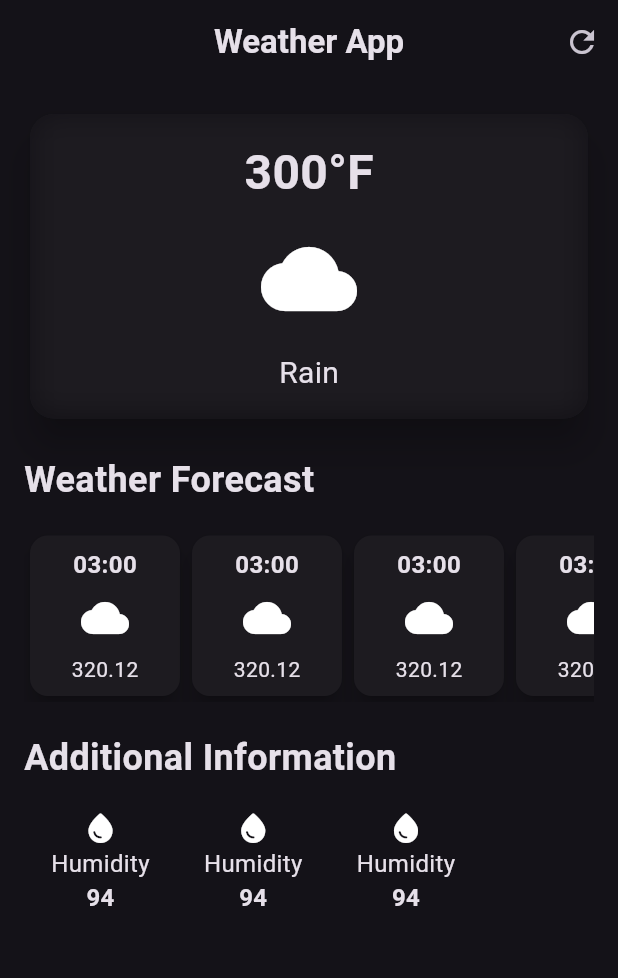
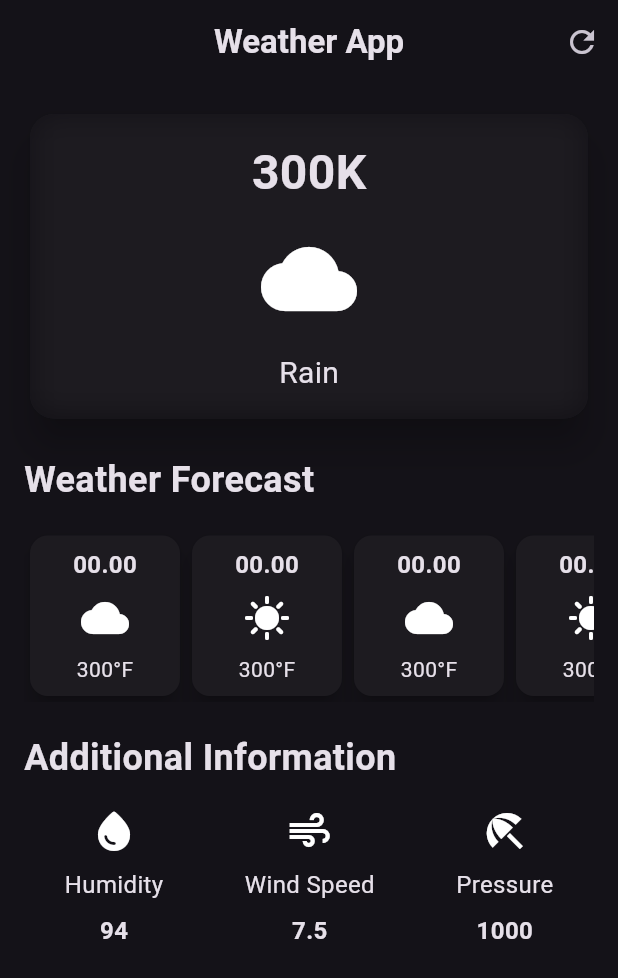
Before and after one commit to soumiguria/Weather_App, a Flutter app: the screen it shows after launch, on a phone screen of 412 x 824 dp. Shown: the top 978 px of the screen. Run offline on Flutter 3.47's test engine with Material 3 defaults, Android fonts, the phone set to English and light mode, and no system bars.

Commit message:
UI completed

```diff
--- /dev/null
+++ b/lib/additional_info_item.dart
@@ -0,0 +1,31 @@
+import 'package:flutter/material.dart';
+
+class AdditionalInfoItem extends StatelessWidget {
+  final IconData icon;
+  final String label;
+  final String value;
+  const AdditionalInfoItem({
+    super.key,
+    required this.icon,
+    required this.label,
+    required this.value,
+  });
+
+  @override
+  Widget build(BuildContext context) {
+    return Column(
+      children: [
+        Icon(icon, size: 32),
+        const SizedBox(height: 8),
+        Text(
+          label,
+          style: const TextStyle(
+            fontSize: 16,
+          ),
+        ),
+        const SizedBox(height: 8),
+        Text(value, style: const TextStyle(fontSize: 16, fontWeight: FontWeight.bold)),
+      ],
+    );
+  }
+}
--- /dev/null
+++ b/lib/hourly_forecast_item.dart
@@ -0,0 +1,43 @@
+import 'package:flutter/material.dart';
+
+class HourlyForecastItem extends StatelessWidget {
+  final String time;
+  final IconData icon;
+  final String temperature;
+  const HourlyForecastItem({super.key,
+    required this.time,
+    required this.icon,
+    required this.temperature,
+});
+
+  @override
+  Widget build(BuildContext context) {
+    return Card(
+      elevation: 6,
+      child: Container(
+        width: 100,
+        padding: const EdgeInsets.all(8.0),
+        decoration: BoxDecoration(
+          borderRadius: BorderRadius.circular(12),
+        ),
+        child: Column(
+          children: [
+            Text(
+              time,
+              style: const TextStyle(
+                fontSize: 16,
+                fontWeight: FontWeight.bold,
+              ),
+            ),
+            const SizedBox(height: 8),
+            Icon(icon, size: 32),
+            const SizedBox(height: 8),
+            Text(
+              temperature,
+            ),
+          ],
+        ),
+      ),
+    );
+  }
+}
--- a/lib/weather_screen.dart
+++ b/lib/weather_screen.dart
@@ -1,6 +1,8 @@
 import 'dart:ui';
 
 import 'package:flutter/material.dart';
+import 'package:weather_app/additional_info_item.dart';
+import 'package:weather_app/hourly_forecast_item.dart';
 
 class WeatherScreen extends StatelessWidget {
   const WeatherScreen({super.key});
@@ -41,7 +43,7 @@ class WeatherScreen extends StatelessWidget {
                       padding: EdgeInsets.all(16.0),
                       child: Column(children: [
                         Text(
-                          '300°F',
+                          '300K',
                           style: TextStyle(
                               fontSize: 32, fontWeight: FontWeight.bold),
                         ),
@@ -74,11 +76,31 @@ class WeatherScreen extends StatelessWidget {
               scrollDirection: Axis.horizontal,
               child: Row(
                 children: [
-                  HourlyForecastItem(),
-                  HourlyForecastItem(),
-                  HourlyForecastItem(),
-                  HourlyForecastItem(),
-                  HourlyForecastItem(),
+                  HourlyForecastItem(
+                    time: '00.00',
+                    icon: Icons.cloud,
+                    temperature: '300°F',
+                  ),
+                  HourlyForecastItem(
+                    time: '00.00',
+                    icon: Icons.sunny,
+                    temperature: '300°F',
+                  ),
+                  HourlyForecastItem(
+                    time: '00.00',
+                    icon: Icons.cloud,
+                    temperature: '300°F',
+                  ),
+                  HourlyForecastItem(
+                    time: '00.00',
+                    icon: Icons.sunny,
+                    temperature: '300°F',
+                  ),
+                  HourlyForecastItem(
+                    time: '00.00',
+                    icon: Icons.cloud,
+                    temperature: '300°F',
+                  ),
                 ],
               ),
             ),
@@ -90,72 +112,24 @@ class WeatherScreen extends StatelessWidget {
               'Additional Information',
               style: TextStyle(fontSize: 24, fontWeight: FontWeight.bold),
             ),
-            const Row(children: [
-              AdditionalInfo(),
-              AdditionalInfo(),
-              AdditionalInfo(),
-            ]),
+            const SizedBox(height: 16),
+            const Row(
+                mainAxisAlignment: MainAxisAlignment.spaceAround,
+                children: [
+                  AdditionalInfoItem(
+                      icon: Icons.water_drop_rounded,
+                      label: 'Humidity',
+                      value: '94'),
+                  AdditionalInfoItem(
+                      icon: Icons.air, label: 'Wind Speed', value: '7.5'),
+                  AdditionalInfoItem(
+                      icon: Icons.beach_access,
+                      label: 'Pressure',
+                      value: '1000'),
+                ]),
           ],
         ),
       ),
     );
   }
 }
-
-class AdditionalInfo extends StatelessWidget {
-  const AdditionalInfo({super.key});
-
-  @override
-  Widget build(BuildContext context) {
-    return const Padding(
-      padding: EdgeInsets.all(18.0),
-      child: Column(
-        children: [
-          Icon(Icons.water_drop_rounded),
-          Text(
-            'Humidity',
-            style: TextStyle(
-              fontSize: 16,
-            ),
-          ),
-          Text("94", style: TextStyle(fontSize: 16, fontWeight: FontWeight.bold)),
-        ],
-      ),
-    );
-  }
-}
-
-class HourlyForecastItem extends StatelessWidget {
-  const HourlyForecastItem({super.key});
-
-  @override
-  Widget build(BuildContext context) {
-    return Card(
-      elevation: 6,
-      child: Container(
-        width: 100,
-        padding: const EdgeInsets.all(8.0),
-        decoration: BoxDecoration(
-          borderRadius: BorderRadius.circular(12),
-        ),
-        child: const Column(
-          children: [
-            Text(
-              '03:00',
-              style: TextStyle(
-                fontSize: 16,
-                fontWeight: FontWeight.bold,
-              ),
-            ),
-            SizedBox(height: 8),
-            Icon(Icons.cloud, size: 32),
-            SizedBox(height: 8),
-            Text(
-              '320.12',
-            ),
-          ],
-        ),
-      ),
-    );
-  }
-}
```
